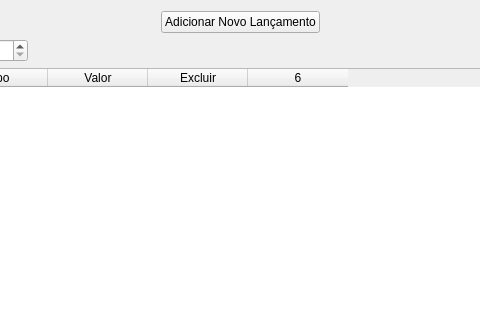
Before: the Qt Designer form MeuCentavoApp/Designer/FormsDashboard/DashboardPages/pageLancamentos.ui in bee0ne1/MeuCentavo, drawn with Qt 5; both pictures show x 264 to 744 and y 0 to 320 of the 1008 by 753 pixel window.
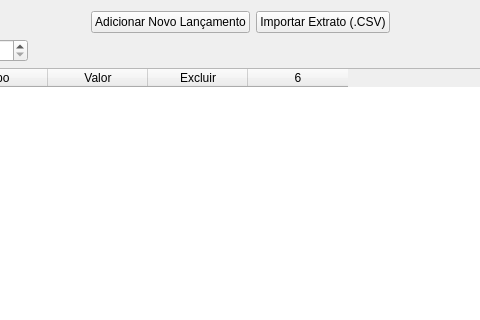
After: the same form once the commit is applied.

Diff of the .ui file:
```diff
--- a/MeuCentavoApp/Designer/FormsDashboard/DashboardPages/pageLancamentos.ui
+++ b/MeuCentavoApp/Designer/FormsDashboard/DashboardPages/pageLancamentos.ui
@@ -38,6 +38,13 @@
          </property>
         </widget>
        </item>
+       <item>
+        <widget class="QPushButton" name="buttonImportarExtrato">
+         <property name="text">
+          <string>Importar Extrato (.CSV)</string>
+         </property>
+        </widget>
+       </item>
        <item>
         <spacer name="horizontalSpacer_2">
          <property name="orientation">
```
